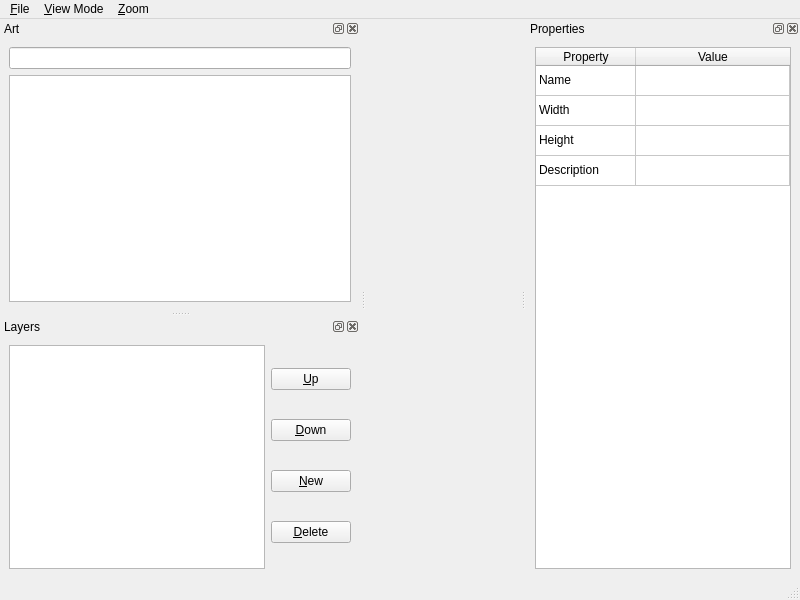
andrewrk/motrs, file tools/world-editor/ObjectEditor.ui: the form before one commit.
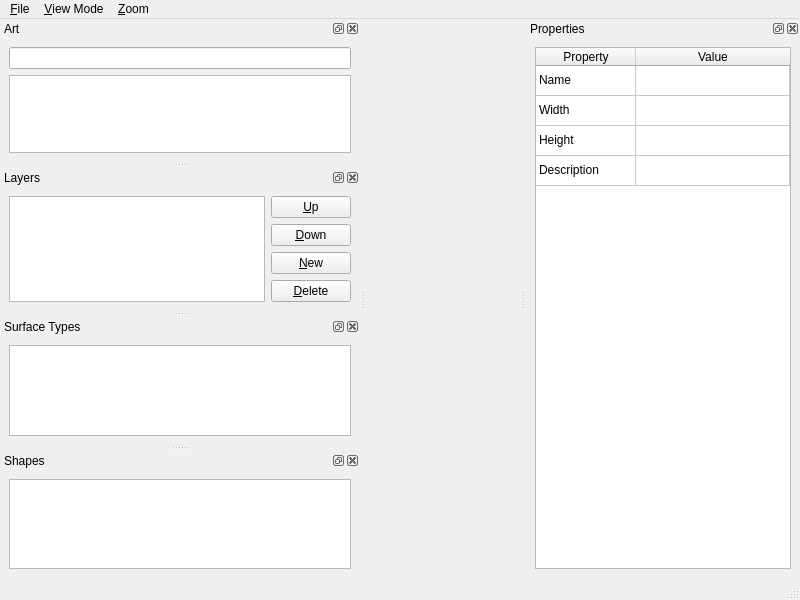
The form after the commit.

Commit message: Surface Type and Shapes are displayed in the editor

What changed in the file:
```diff
--- a/tools/world-editor/ObjectEditor.ui
+++ b/tools/world-editor/ObjectEditor.ui
@@ -245,6 +245,36 @@
     </layout>
    </widget>
   </widget>
+  <widget class="QDockWidget" name="dockSurfaceTypes">
+   <property name="windowTitle">
+    <string>Surface Types</string>
+   </property>
+   <attribute name="dockWidgetArea">
+    <number>1</number>
+   </attribute>
+   <widget class="QWidget" name="dockWidgetContents_5">
+    <layout class="QVBoxLayout" name="verticalLayout_5">
+     <item>
+      <widget class="QListWidget" name="lstSurfaceTypes"/>
+     </item>
+    </layout>
+   </widget>
+  </widget>
+  <widget class="QDockWidget" name="dockShapes">
+   <property name="windowTitle">
+    <string>Shapes</string>
+   </property>
+   <attribute name="dockWidgetArea">
+    <number>1</number>
+   </attribute>
+   <widget class="QWidget" name="dockWidgetContents_6">
+    <layout class="QVBoxLayout" name="verticalLayout_6">
+     <item>
+      <widget class="QListWidget" name="lstShapes"/>
+     </item>
+    </layout>
+   </widget>
+  </widget>
   <action name="actionSave">
    <property name="text">
     <string>&amp;Save</string>
```
The commit also changes 29 other files.
